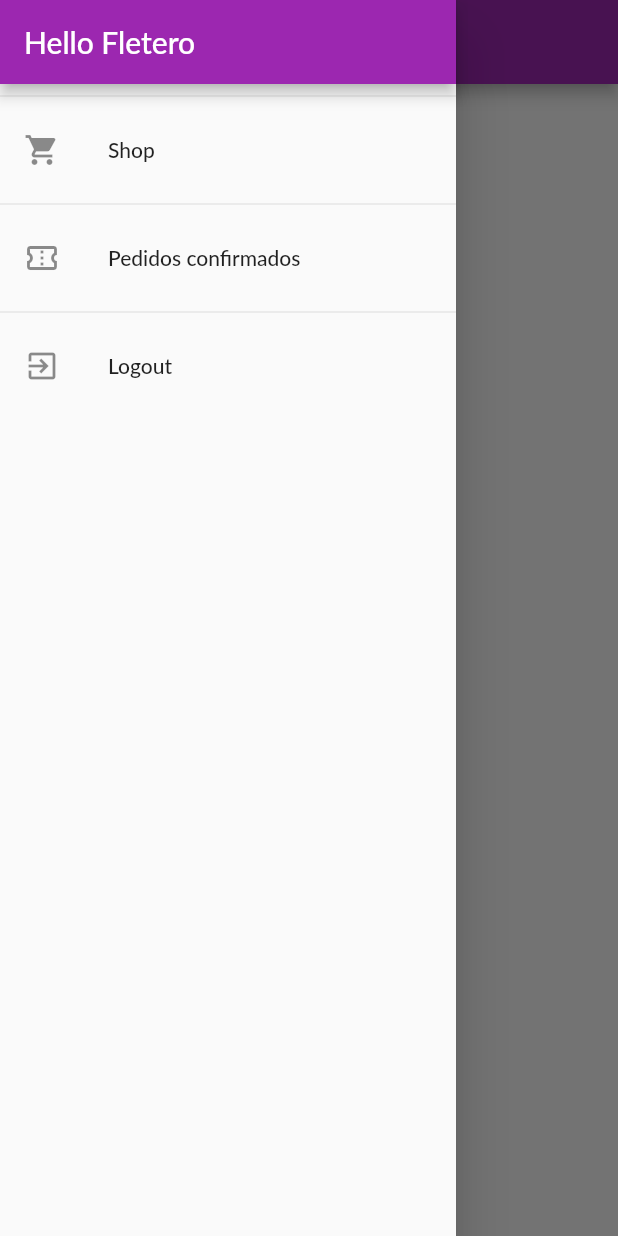
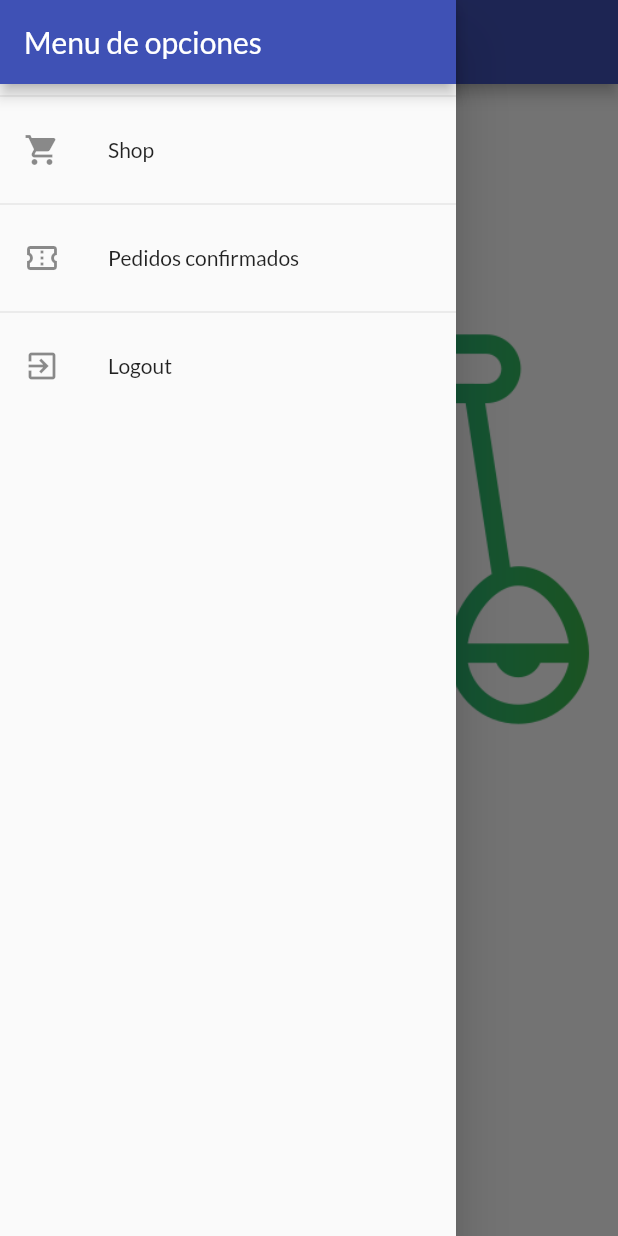
Before and after one commit to ivankopech/TFI_App, a Flutter app: the FleteroHomeScreen screen opened by its route, with the side drawer open, on a phone screen of 412 x 824 dp. Run offline on Flutter 3.47's test engine with Material 2 defaults, Android fonts, the phone set to English and light mode, and no system bars; our stand-ins replace shared_preferences; accounts and stored records are empty.

Commit message:
modificaciones front-end en general

```diff
--- a/lib/main.dart
+++ b/lib/main.dart
@@ -51,6 +51,7 @@ class MyApp extends StatelessWidget {
         child: Consumer<Auth>(
           builder: (ctx, auth, _) => MaterialApp(
               title: 'MyShop',
+              debugShowCheckedModeBanner: false,
               theme: ThemeData(
                 primarySwatch: Colors.purple,
                 accentColor: Colors.deepOrange,
--- a/lib/screens/cart_screen.dart
+++ b/lib/screens/cart_screen.dart
@@ -15,6 +15,7 @@ class CartScreen extends StatelessWidget {
     return Scaffold(
       appBar: AppBar(
         title: Text('Cart'),
+        backgroundColor: Colors.indigo,
       ),
       body: Column(
         children: <Widget>[
--- a/lib/screens/edit_product_screen.dart
+++ b/lib/screens/edit_product_screen.dart
@@ -142,6 +142,7 @@ class _EditProductScreenState extends State<EditProductScreen> {
     return Scaffold(
       appBar: AppBar(
         title: Text('Edit Product'),
+        backgroundColor: Colors.indigo,
         actions: <Widget>[
           IconButton(
             icon: Icon(Icons.save),
--- a/lib/screens/fletero_home_screen.dart
+++ b/lib/screens/fletero_home_screen.dart
@@ -10,13 +10,28 @@ class FleteroHomeScreen extends StatefulWidget {
 }
 
 class _FleteroHomeScreenState extends State<FleteroHomeScreen> {
+  final logoImage = 'assets/images/transporte.png';
   @override
   Widget build(BuildContext context) {
     return Scaffold(
       appBar: AppBar(
-        title: Text('fleteros'),
+        title: Text('Menu Principal'),
+        backgroundColor: Colors.indigo,
       ),
       drawer: FleteroDrawer(),
+      body: Column(
+        children: <Widget>[
+          Padding(padding: EdgeInsets.only(top: 80)),
+          Image.asset(
+            logoImage,
+            fit: BoxFit.cover,
+          ),
+          Text(
+            'Bienvenido!',
+            style: TextStyle(fontSize: 30),
+          )
+        ],
+      ),
     );
   }
 }
--- a/lib/screens/orders_screen.dart
+++ b/lib/screens/orders_screen.dart
@@ -33,6 +33,7 @@ class _OrdersScreenState extends State<OrdersScreen> {
     return Scaffold(
       appBar: AppBar(
         title: Text('Your orders'),
+        backgroundColor: Colors.indigo,
       ),
       drawer: AppDrawer(),
       body: FutureBuilder(
--- a/lib/screens/pedidos_confirmados_screen.dart
+++ b/lib/screens/pedidos_confirmados_screen.dart
@@ -29,7 +29,10 @@ class _PedidosConfirmadosScreenState extends State<PedidosConfirmadosScreen> {
 
   Widget build(BuildContext context) {
     return Scaffold(
-      appBar: AppBar(title: Text('Pedidos')),
+      appBar: AppBar(
+        title: Text('Pedidos'),
+        backgroundColor: Colors.indigo,
+      ),
       drawer: AppDrawer(),
       body: FutureBuilder(
         future: _ordersFuture,
--- a/lib/screens/products_overview_screen.dart
+++ b/lib/screens/products_overview_screen.dart
@@ -51,6 +51,7 @@ class _ProductsOverviewScreenState extends State<ProductsOverviewScreen> {
     return Scaffold(
       appBar: AppBar(
         title: Text('My Shop'),
+        backgroundColor: Colors.indigo,
         actions: <Widget>[
           PopupMenuButton(
               onSelected: (FilterOptions selectedValue) {
--- a/lib/screens/user_products_screen.dart
+++ b/lib/screens/user_products_screen.dart
@@ -21,6 +21,7 @@ class UserProductsScreen extends StatelessWidget {
     return Scaffold(
       appBar: AppBar(
         title: const Text('Your Products'),
+        backgroundColor: Colors.indigo,
         actions: <Widget>[
           IconButton(
             icon: const Icon(Icons.add),
--- a/lib/widgets/app_drawer.dart
+++ b/lib/widgets/app_drawer.dart
@@ -14,8 +14,9 @@ class AppDrawer extends StatelessWidget {
       child: Column(
         children: <Widget>[
           AppBar(
-            title: Text('Hello User'),
+            title: Text('Menu de opciones'),
             automaticallyImplyLeading: false,
+            backgroundColor: Colors.indigo,
           ),
           Divider(),
           ListTile(
--- a/lib/widgets/fleteros_drawer.dart
+++ b/lib/widgets/fleteros_drawer.dart
@@ -14,8 +14,9 @@ class FleteroDrawer extends StatelessWidget {
       child: Column(
         children: <Widget>[
           AppBar(
-            title: Text('Hello Fletero'),
+            title: Text('Menu de opciones'),
             automaticallyImplyLeading: false,
+            backgroundColor: Colors.indigo,
           ),
           Divider(),
           ListTile(
--- a/lib/widgets/user_product_item.dart
+++ b/lib/widgets/user_product_item.dart
@@ -24,7 +24,10 @@ class UserProductItem extends StatelessWidget {
         child: Row(
           children: <Widget>[
             IconButton(
-              icon: Icon(Icons.edit),
+              icon: Icon(
+                Icons.edit,
+                color: Colors.indigo,
+              ),
               onPressed: () {
                 Navigator.of(context)
                     .pushNamed(EditProductScreen.routeName, arguments: id);
```
Also changed, not shown: lib/screens/authentication_screen.dart (+14 -4 lines), lib/screens/fletero_authentication_screen.dart (+11 -2 lines), lib/screens/user_home_screen.dart (+16 -1 lines), pubspec.yaml (+10 -11 lines), assets/fonts/Anton-Regular.ttf (added), assets/fonts/Lato-Bold.ttf (added), assets/fonts/Lato-Regular.ttf (added), assets/hola.dart (deleted), assets/images/transporte.png (added), 4 other files.
